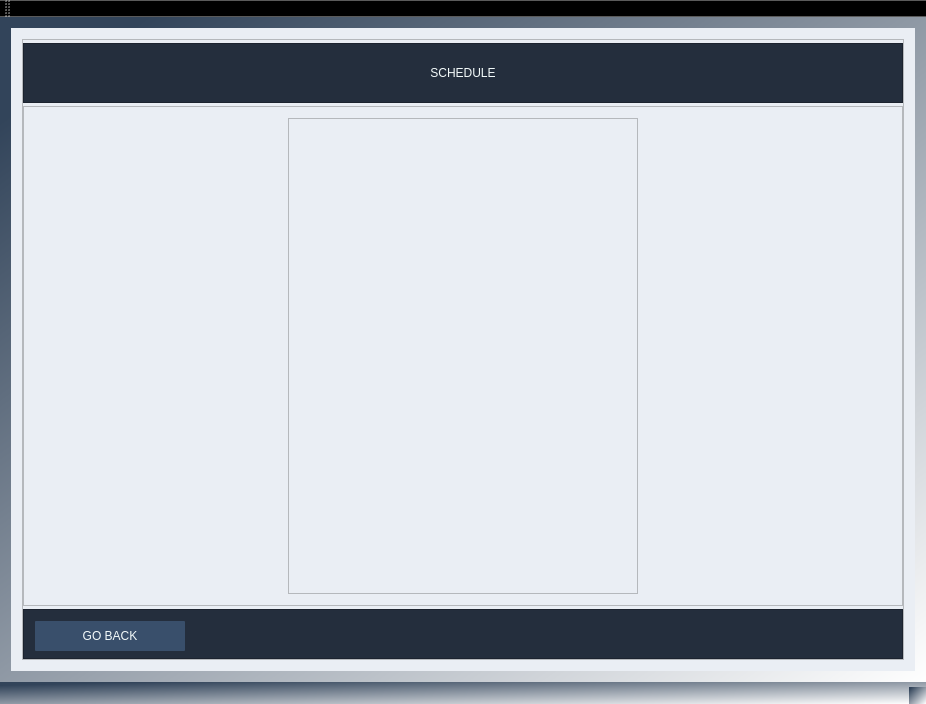
ZuzannaZawartka/movie-ticket-management-system, file MovieTicketManagementSystem/MainWindow.ui: the form before one commit.
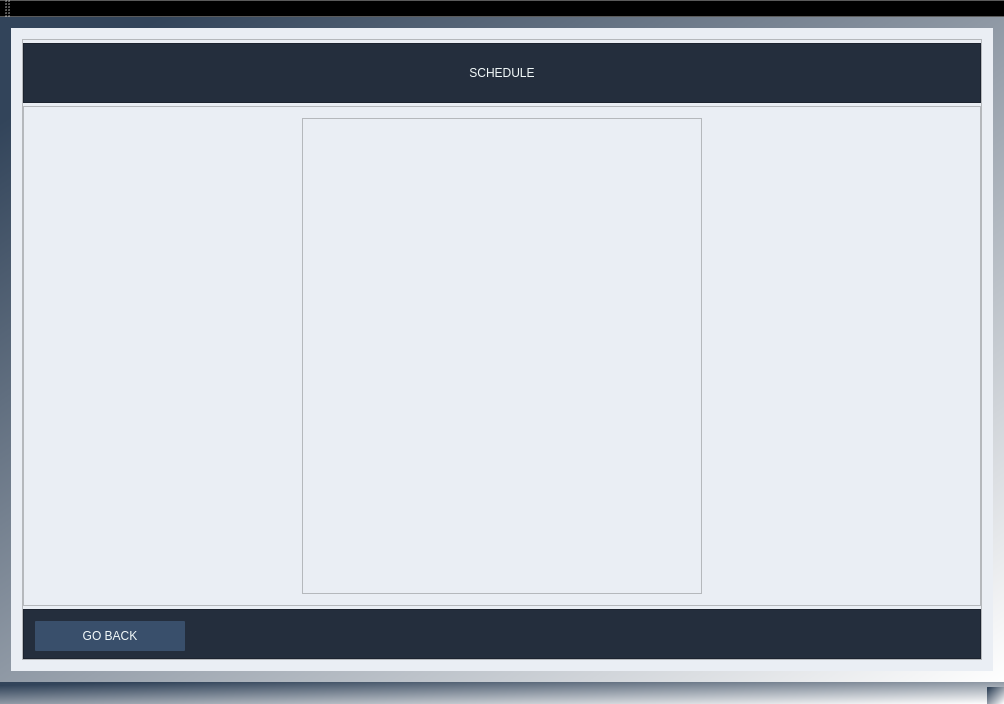
The form after the commit. The open tabs and pages were chosen to show the change. Icons and pictures are not drawn.

Commit message: fix: added emit signal to update movie function and improved ui design

```diff
--- a/MovieTicketManagementSystem/MainWindow.ui
+++ b/MovieTicketManagementSystem/MainWindow.ui
@@ -6,7 +6,7 @@
    <rect>
     <x>0</x>
     <y>0</y>
-    <width>926</width>
+    <width>1004</width>
     <height>704</height>
    </rect>
   </property>
@@ -513,7 +513,7 @@
                <widget class="QTableWidget" name="showScheduleTable">
                 <property name="minimumSize">
                  <size>
-                  <width>350</width>
+                  <width>400</width>
                   <height>0</height>
                  </size>
                 </property>
```
Left out of the diff: 12 changed lines with no effect on the pictures. The commit also changes 2 other files.
